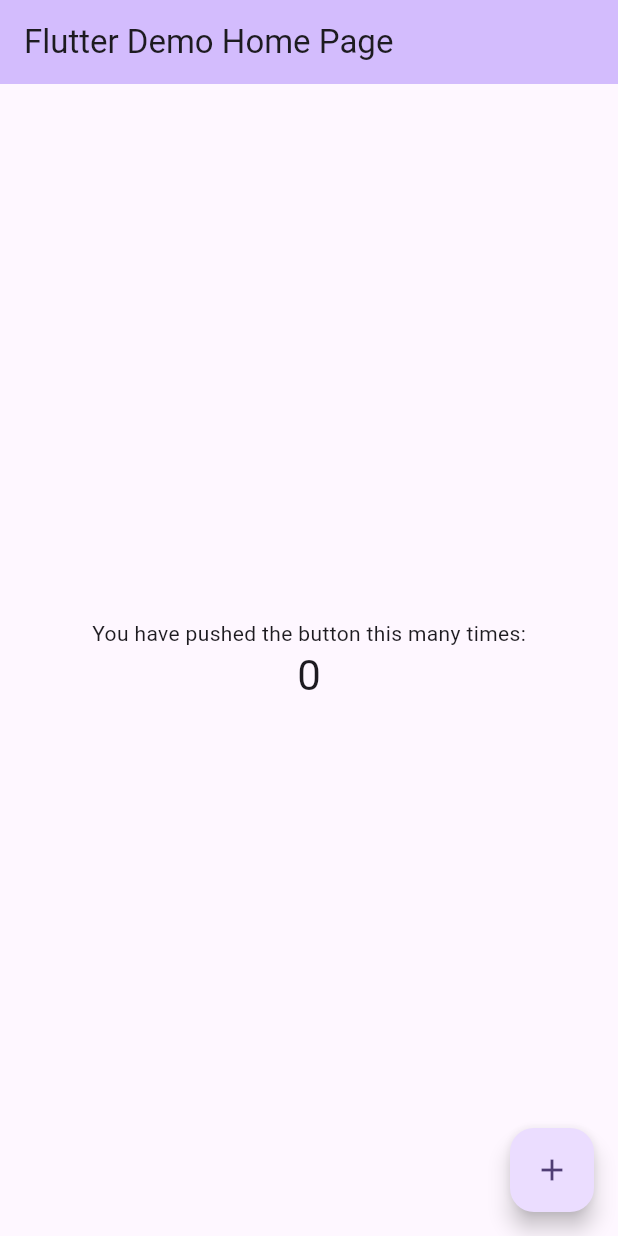
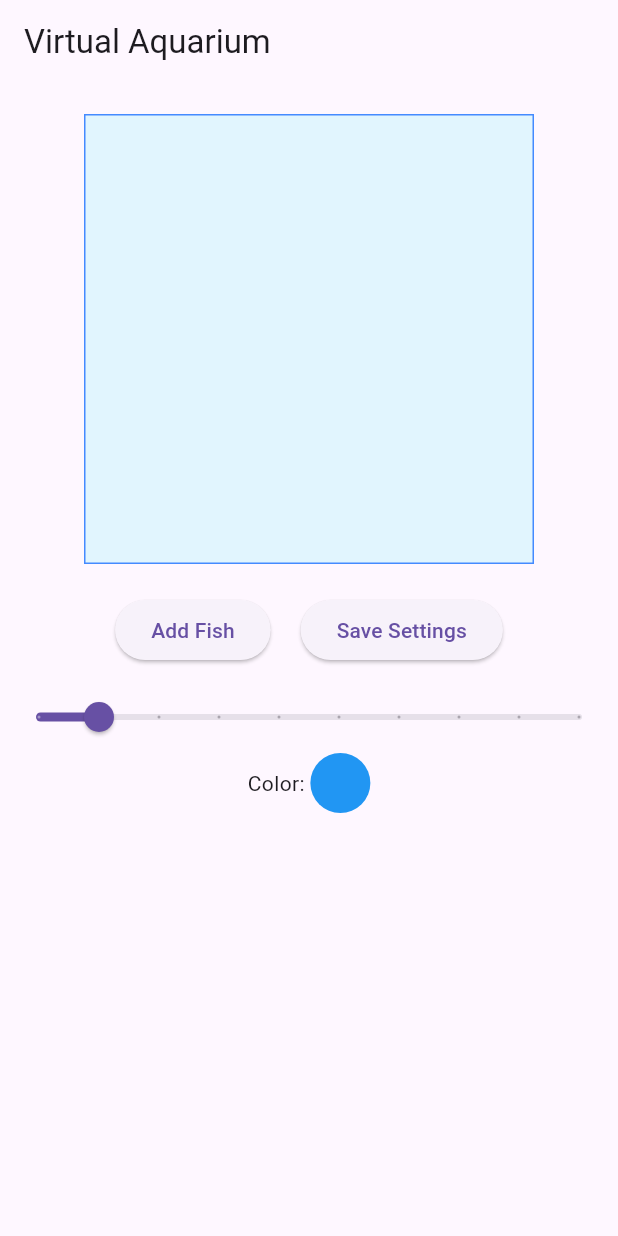
Before and after one commit to Joshika-21/CW05, a Flutter app: the screen it shows after launch, on a phone screen of 412 x 824 dp. Run offline on Flutter 3.47's test engine with Material 3 defaults, Android fonts, the phone set to English and light mode, and no system bars; our stand-ins replace sqflite; accounts and stored records are empty.

Commit message:
Designed UI, fish animation, add and remove, local storage

```diff
--- a/lib/main.dart
+++ b/lib/main.dart
@@ -1,4 +1,7 @@
+import 'dart:math';
 import 'package:flutter/material.dart';
+import 'package:sqflite/sqflite.dart';
+import 'package:path/path.dart' as p;
 
 void main() {
   runApp(const MyApp());
@@ -6,117 +9,268 @@ void main() {
 
 class MyApp extends StatelessWidget {
   const MyApp({super.key});
-
-  // This widget is the root of your application.
   @override
   Widget build(BuildContext context) {
-    return MaterialApp(
-      title: 'Flutter Demo',
-      theme: ThemeData(
-        // This is the theme of your application.
-        //
-        // TRY THIS: Try running your application with "flutter run". You'll see
-        // the application has a purple toolbar. Then, without quitting the app,
-        // try changing the seedColor in the colorScheme below to Colors.green
-        // and then invoke "hot reload" (save your changes or press the "hot
-        // reload" button in a Flutter-supported IDE, or press "r" if you used
-        // the command line to start the app).
-        //
-        // Notice that the counter didn't reset back to zero; the application
-        // state is not lost during the reload. To reset the state, use hot
-        // restart instead.
-        //
-        // This works for code too, not just values: Most code changes can be
-        // tested with just a hot reload.
-        colorScheme: ColorScheme.fromSeed(seedColor: Colors.deepPurple),
+    return MaterialApp(title: 'Virtual Aquarium', home: const AquariumPage());
+  }
+}
+
+// Fish model class
+class Fish {
+  final Color color;
+  final double speed;
+
+  Fish({required this.color, required this.speed});
+
+  Map<String, dynamic> toMap() => {'color': color.value, 'speed': speed};
+
+  static Fish fromMap(Map<String, dynamic> map) =>
+      Fish(color: Color(map['color']), speed: map['speed']);
+}
+
+// SQLite DB Helper
+class DBHelper {
+  static Future<Database> database() async {
+    final dbPath = await getDatabasesPath();
+    return openDatabase(
+      p.join(dbPath, 'aquarium.db'),
+      onCreate: (db, version) {
+        return db.execute(
+          'CREATE TABLE settings(id INTEGER PRIMARY KEY, fishCount INTEGER, speed REAL, color INTEGER)',
+        );
+      },
+      version: 1,
+    );
+  }
+
+  static Future<void> saveSettings(
+    int fishCount,
+    double speed,
+    int color,
+  ) async {
+    final db = await database();
+    await db.insert('settings', {
+      'id': 1,
+      'fishCount': fishCount,
+      'speed': speed,
+      'color': color,
+    }, conflictAlgorithm: ConflictAlgorithm.replace);
+  }
+
+  static Future<Map<String, dynamic>?> getSettings() async {
+    final db = await database();
+    final result = await db.query('settings', where: 'id = ?', whereArgs: [1]);
+    return result.isNotEmpty ? result.first : null;
+  }
+}
+
+class AquariumPage extends StatefulWidget {
+  const AquariumPage({super.key});
+  @override
+  State<AquariumPage> createState() => _AquariumPageState();
+}
+
+class _AquariumPageState extends State<AquariumPage>
+    with TickerProviderStateMixin {
+  List<_FishWidget> fishWidgets = [];
+  Color selectedColor = Colors.blue;
+  double selectedSpeed = 1.0;
+
+  @override
+  void initState() {
+    super.initState();
+    _loadSettings();
+  }
+
+  void _loadSettings() async {
+    final settings = await DBHelper.getSettings();
+    if (settings != null) {
+      setState(() {
+        selectedColor = Color(settings['color']);
+        selectedSpeed = settings['speed'];
+        for (int i = 0; i < settings['fishCount']; i++) {
+          fishWidgets.add(_createFish(selectedColor, selectedSpeed));
+        }
+      });
+    }
+  }
+
+  _FishWidget _createFish(Color color, double speed) {
+    return _FishWidget(
+      key: UniqueKey(),
+      color: color,
+      speed: speed,
+      vsync: this,
+    );
+  }
+
+  void _addFish() {
+    if (fishWidgets.length >= 10) return;
+    setState(() {
+      fishWidgets.add(_createFish(selectedColor, selectedSpeed));
+    });
+  }
+
+  void _saveSettings() async {
+    await DBHelper.saveSettings(
+      fishWidgets.length,
+      selectedSpeed,
+      selectedColor.value,
+    );
+    ScaffoldMessenger.of(
+      context,
+    ).showSnackBar(const SnackBar(content: Text('Settings saved!')));
+  }
+
+  void _pickColor() {
+    final colors = [
+      Colors.red,
+      Colors.green,
+      Colors.blue,
+      Colors.orange,
+      Colors.purple,
+    ];
+    showDialog(
+      context: context,
+      builder:
+          (_) => AlertDialog(
+            title: const Text("Pick a Color"),
+            content: Wrap(
+              children:
+                  colors.map((c) {
+                    return GestureDetector(
+                      onTap: () {
+                        setState(() => selectedColor = c);
+                        Navigator.pop(context);
+                      },
+                      child: Padding(
+                        padding: const EdgeInsets.all(4.0),
+                        child: CircleAvatar(backgroundColor: c),
+                      ),
+                    );
+                  }).toList(),
+            ),
+          ),
+    );
+  }
+
+  @override
+  Widget build(BuildContext context) {
+    return Scaffold(
+      appBar: AppBar(title: const Text("Virtual Aquarium")),
+      body: Column(
+        children: [
+          const SizedBox(height: 20),
+          Container(
+            width: 300,
+            height: 300,
+            decoration: BoxDecoration(
+              border: Border.all(color: Colors.blueAccent),
+              color: Colors.lightBlue[50],
+            ),
+            child: Stack(children: fishWidgets),
+          ),
+          const SizedBox(height: 20),
+          Row(
+            mainAxisAlignment: MainAxisAlignment.center,
+            children: [
+              ElevatedButton(
+                onPressed: _addFish,
+                child: const Text("Add Fish"),
+              ),
+              const SizedBox(width: 20),
+              ElevatedButton(
+                onPressed: _saveSettings,
+                child: const Text("Save Settings"),
+              ),
+            ],
+          ),
+          const SizedBox(height: 10),
+          Slider(
+            label: "Speed",
+            min: 0.5,
+            max: 5,
+            divisions: 9,
+            value: selectedSpeed,
+            onChanged: (val) => setState(() => selectedSpeed = val),
+          ),
+          Row(
+            mainAxisAlignment: MainAxisAlignment.center,
+            children: [
+              const Text("Color: "),
+              GestureDetector(
+                onTap: _pickColor,
+                child: CircleAvatar(backgroundColor: selectedColor),
+              ),
+            ],
+          ),
+        ],
       ),
-      home: const MyHomePage(title: 'Flutter Demo Home Page'),
     );
   }
 }
 
-class MyHomePage extends StatefulWidget {
-  const MyHomePage({super.key, required this.title});
+class _FishWidget extends StatefulWidget {
+  final Color color;
+  final double speed;
+  final TickerProvider vsync;
 
-  // This widget is the home page of your application. It is stateful, meaning
-  // that it has a State object (defined below) that contains fields that affect
-  // how it looks.
-
-  // This class is the configuration for the state. It holds the values (in this
-  // case the title) provided by the parent (in this case the App widget) and
-  // used by the build method of the State. Fields in a Widget subclass are
-  // always marked "final".
-
-  final String title;
+  const _FishWidget({
+    required Key key,
+    required this.color,
+    required this.speed,
+    required this.vsync,
+  }) : super(key: key);
 
   @override
-  State<MyHomePage> createState() => _MyHomePageState();
+  State<_FishWidget> createState() => _FishWidgetState();
 }
 
-class _MyHomePageState extends State<MyHomePage> {
-  int _counter = 0;
+class _FishWidgetState extends State<_FishWidget>
+    with SingleTickerProviderStateMixin {
+  late AnimationController _controller;
+  late double top;
+  late double left;
+  final random = Random();
+  late double dx, dy;
 
-  void _incrementCounter() {
-    setState(() {
-      // This call to setState tells the Flutter framework that something has
-      // changed in this State, which causes it to rerun the build method below
-      // so that the display can reflect the updated values. If we changed
-      // _counter without calling setState(), then the build method would not be
-      // called again, and so nothing would appear to happen.
-      _counter++;
-    });
+  @override
+  void initState() {
+    super.initState();
+    top = random.nextDouble() * 250;
+    left = random.nextDouble() * 250;
+    dx = (random.nextBool() ? 1 : -1) * widget.speed;
+    dy = (random.nextBool() ? 1 : -1) * widget.speed;
+
+    _controller =
+        AnimationController(
+            duration: const Duration(seconds: 1),
+            vsync: widget.vsync,
+          )
+          ..addListener(() {
+            setState(() {
+              left += dx;
+              top += dy;
+
+              if (left < 0 || left > 270) dx = -dx;
+              if (top < 0 || top > 270) dy = -dy;
+            });
+          })
+          ..repeat();
+  }
+
+  @override
+  void dispose() {
+    _controller.dispose();
+    super.dispose();
   }
 
   @override
   Widget build(BuildContext context) {
-    // This method is rerun every time setState is called, for instance as done
-    // by the _incrementCounter method above.
-    //
-    // The Flutter framework has been optimized to make rerunning build methods
-    // fast, so that you can just rebuild anything that needs updating rather
-    // than having to individually change instances of widgets.
-    return Scaffold(
-      appBar: AppBar(
-        // TRY THIS: Try changing the color here to a specific color (to
-        // Colors.amber, perhaps?) and trigger a hot reload to see the AppBar
-        // change color while the other colors stay the same.
-        backgroundColor: Theme.of(context).colorScheme.inversePrimary,
-        // Here we take the value from the MyHomePage object that was created by
-        // the App.build method, and use it to set our appbar title.
-        title: Text(widget.title),
-      ),
-      body: Center(
-        // Center is a layout widget. It takes a single child and positions it
-        // in the middle of the parent.
-        child: Column(
-          // Column is also a layout widget. It takes a list of children and
-          // arranges them vertically. By default, it sizes itself to fit its
-          // children horizontally, and tries to be as tall as its parent.
-          //
-          // Column has various properties to control how it sizes itself and
-          // how it positions its children. Here we use mainAxisAlignment to
-          // center the children vertically; the main axis here is the vertical
-          // axis because Columns are vertical (the cross axis would be
-          // horizontal).
-          //
-          // TRY THIS: Invoke "debug painting" (choose the "Toggle Debug Paint"
-          // action in the IDE, or press "p" in the console), to see the
-          // wireframe for each widget.
-          mainAxisAlignment: MainAxisAlignment.center,
-          children: <Widget>[
-            const Text('You have pushed the button this many times:'),
-            Text(
-              '$_counter',
-              style: Theme.of(context).textTheme.headlineMedium,
-            ),
-          ],
-        ),
-      ),
-      floatingActionButton: FloatingActionButton(
-        onPressed: _incrementCounter,
-        tooltip: 'Increment',
-        child: const Icon(Icons.add),
-      ), // This trailing comma makes auto-formatting nicer for build methods.
+    return Positioned(
+      left: left,
+      top: top,
+      child: CircleAvatar(backgroundColor: widget.color, radius: 10),
     );
   }
 }
--- a/pubspec.yaml
+++ b/pubspec.yaml
@@ -34,6 +34,9 @@ dependencies:
   # The following adds the Cupertino Icons font to your application.
   # Use with the CupertinoIcons class for iOS style icons.
   cupertino_icons: ^1.0.8
+  sqflite: ^2.2.8+4
+  path_provider: ^2.1.2
+  path: ^1.9.0
 
 dev_dependencies:
   flutter_test:
```
Also changed, not shown: pubspec.lock, 2 other files.
